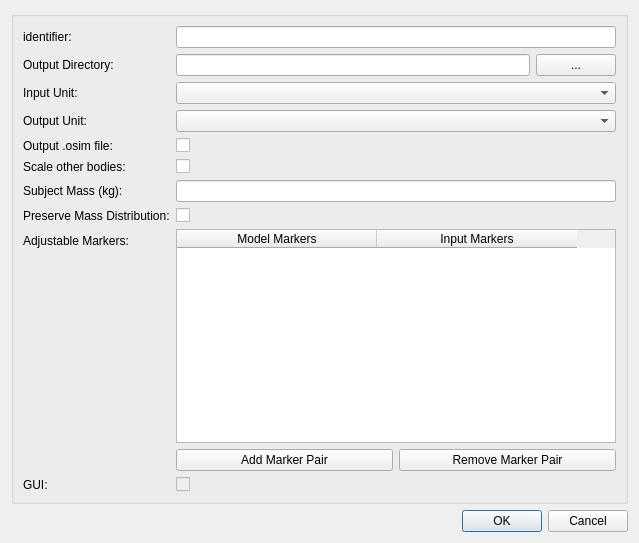
First picture: the form in mapclientplugins/fieldworkgait2392geomstep/qt/configuredialog.ui, repository mapclient-plugins/fieldworkgait2392geomstep, before the edit.
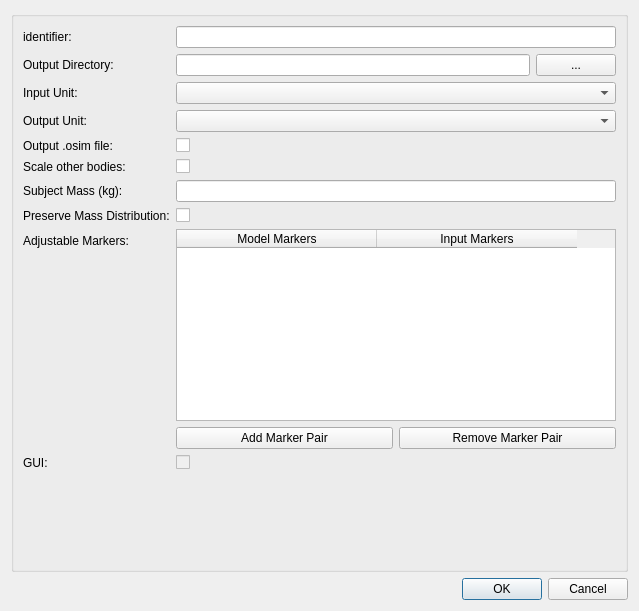
Second picture: the form after the edit.

Commit message: increased config dialog height

What changed in the file:
```diff
--- a/mapclientplugins/fieldworkgait2392geomstep/qt/configuredialog.ui
+++ b/mapclientplugins/fieldworkgait2392geomstep/qt/configuredialog.ui
@@ -7,7 +7,7 @@
     <x>0</x>
     <y>0</y>
     <width>639</width>
-    <height>543</height>
+    <height>611</height>
    </rect>
   </property>
   <property name="windowTitle">
@@ -154,6 +154,12 @@
        <layout class="QVBoxLayout" name="verticalLayout">
         <item>
          <widget class="QTableWidget" name="tableWidgetLandmarks">
+          <property name="sizePolicy">
+           <sizepolicy hsizetype="Expanding" vsizetype="Maximum">
+            <horstretch>0</horstretch>
+            <verstretch>0</verstretch>
+           </sizepolicy>
+          </property>
           <attribute name="horizontalHeaderDefaultSectionSize">
            <number>200</number>
           </attribute>
```
The commit also changes 1 other file.
